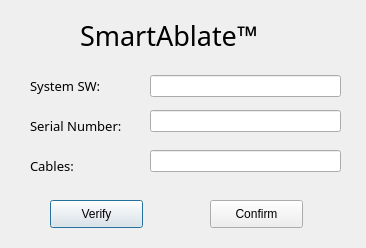
First picture: the form in Code/Forms/smartablate_dialog.ui, repository EranYonai/Auto-Baseline, before the edit.
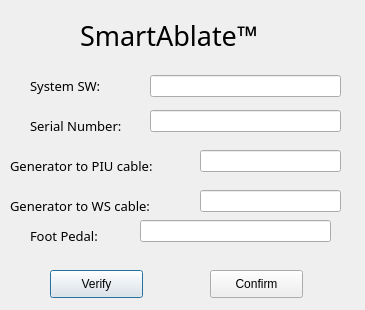
Second picture: the form after the edit.

The edit to the form file:
```diff
--- a/Code/Forms/smartablate_dialog.ui
+++ b/Code/Forms/smartablate_dialog.ui
@@ -6,8 +6,8 @@
    <rect>
     <x>0</x>
     <y>0</y>
-    <width>366</width>
-    <height>248</height>
+    <width>365</width>
+    <height>310</height>
    </rect>
   </property>
   <property name="windowTitle">
@@ -36,7 +36,7 @@
    <property name="geometry">
     <rect>
      <x>50</x>
-     <y>200</y>
+     <y>270</y>
      <width>93</width>
      <height>28</height>
     </rect>
@@ -87,9 +87,9 @@
   <widget class="QLineEdit" name="cables_text">
    <property name="geometry">
     <rect>
-     <x>150</x>
+     <x>200</x>
      <y>150</y>
-     <width>191</width>
+     <width>141</width>
      <height>22</height>
     </rect>
    </property>
@@ -98,7 +98,7 @@
    <property name="geometry">
     <rect>
      <x>210</x>
-     <y>200</y>
+     <y>270</y>
      <width>93</width>
      <height>28</height>
     </rect>
@@ -129,9 +129,9 @@
   <widget class="QLabel" name="label_3">
    <property name="geometry">
     <rect>
-     <x>30</x>
+     <x>10</x>
      <y>150</y>
-     <width>71</width>
+     <width>181</width>
      <height>31</height>
     </rect>
    </property>
@@ -142,7 +142,65 @@
     </font>
    </property>
    <property name="text">
-    <string>Cables:</string>
+    <string>Generator to PIU cable:</string>
+   </property>
+  </widget>
+  <widget class="QLineEdit" name="gen_to_ws_text">
+   <property name="geometry">
+    <rect>
+     <x>200</x>
+     <y>190</y>
+     <width>141</width>
+     <height>22</height>
+    </rect>
+   </property>
+  </widget>
+  <widget class="QLabel" name="label_4">
+   <property name="geometry">
+    <rect>
+     <x>10</x>
+     <y>190</y>
+     <width>181</width>
+     <height>31</height>
+    </rect>
+   </property>
+   <property name="font">
+    <font>
+     <family>Product Sans Light</family>
+     <pointsize>10</pointsize>
+    </font>
+   </property>
+   <property name="text">
+    <string>Generator to WS cable:</string>
+   </property>
+  </widget>
+  <widget class="QLineEdit" name="footPedal_text">
+   <property name="geometry">
+    <rect>
+     <x>140</x>
+     <y>220</y>
+     <width>191</width>
+     <height>22</height>
+    </rect>
+   </property>
+  </widget>
+  <widget class="QLabel" name="label_5">
+   <property name="geometry">
+    <rect>
+     <x>30</x>
+     <y>220</y>
+     <width>101</width>
+     <height>31</height>
+    </rect>
+   </property>
+   <property name="font">
+    <font>
+     <family>Product Sans Light</family>
+     <pointsize>10</pointsize>
+    </font>
+   </property>
+   <property name="text">
+    <string>Foot Pedal:</string>
    </property>
   </widget>
  </widget>
```
Left out of the diff: 6 changed lines with no effect on the pictures.
